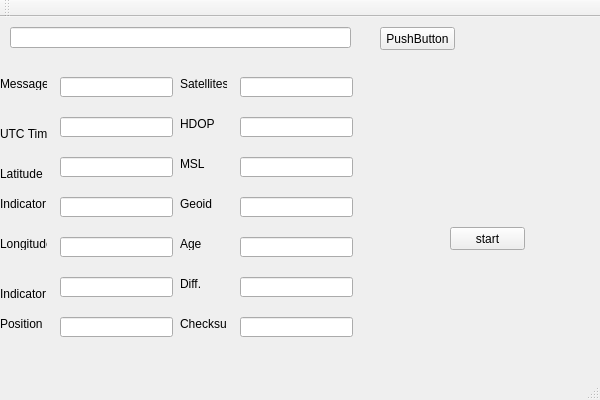
Above: StructDataModule/StructDataModule/CStructDataModule.ui from a773768513/MyRepository before the change. Below: the same form after it.
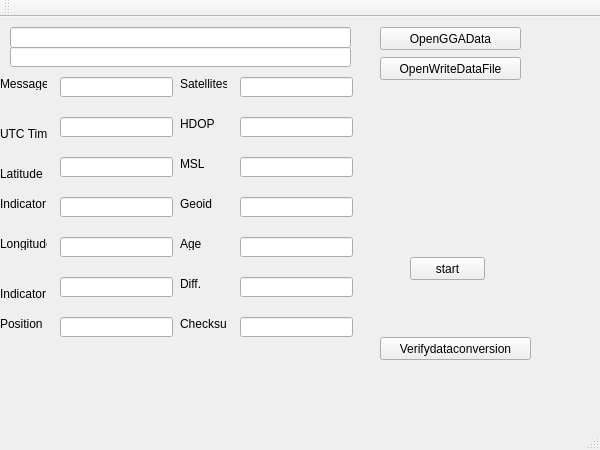
That is the form after the change.

Commit message: struct add the confirmation module  data storage in strcut and take out to file \r\n problem   confirm the line break pattern 16-bit data case conversion NO obvious bug

```diff
--- a/StructDataModule/StructDataModule/CStructDataModule.ui
+++ b/StructDataModule/StructDataModule/CStructDataModule.ui
@@ -7,7 +7,7 @@
     <x>0</x>
     <y>0</y>
     <width>600</width>
-    <height>400</height>
+    <height>450</height>
    </rect>
   </property>
   <property name="windowTitle">
@@ -29,12 +29,12 @@
      <rect>
       <x>380</x>
       <y>10</y>
-      <width>75</width>
+      <width>141</width>
       <height>23</height>
      </rect>
     </property>
     <property name="text">
-     <string>PushButton</string>
+     <string>OpenGGAData</string>
     </property>
    </widget>
    <widget class="QLineEdit" name="lineEdit_2">
@@ -362,8 +362,8 @@
    <widget class="QPushButton" name="pushButton_2">
     <property name="geometry">
      <rect>
-      <x>450</x>
-      <y>210</y>
+      <x>410</x>
+      <y>240</y>
       <width>75</width>
       <height>23</height>
      </rect>
@@ -372,6 +372,42 @@
      <string>start</string>
     </property>
    </widget>
+   <widget class="QLineEdit" name="lineEdit_16">
+    <property name="geometry">
+     <rect>
+      <x>10</x>
+      <y>30</y>
+      <width>341</width>
+      <height>20</height>
+     </rect>
+    </property>
+   </widget>
+   <widget class="QPushButton" name="pushButton_3">
+    <property name="geometry">
+     <rect>
+      <x>380</x>
+      <y>40</y>
+      <width>141</width>
+      <height>23</height>
+     </rect>
+    </property>
+    <property name="text">
+     <string>OpenWriteDataFile</string>
+    </property>
+   </widget>
+   <widget class="QPushButton" name="pushButton_4">
+    <property name="geometry">
+     <rect>
+      <x>380</x>
+      <y>320</y>
+      <width>151</width>
+      <height>23</height>
+     </rect>
+    </property>
+    <property name="text">
+     <string>Verifydataconversion</string>
+    </property>
+   </widget>
   </widget>
   <widget class="QMenuBar" name="menuBar">
    <property name="geometry">
```
The commit also changes 12 other files.
